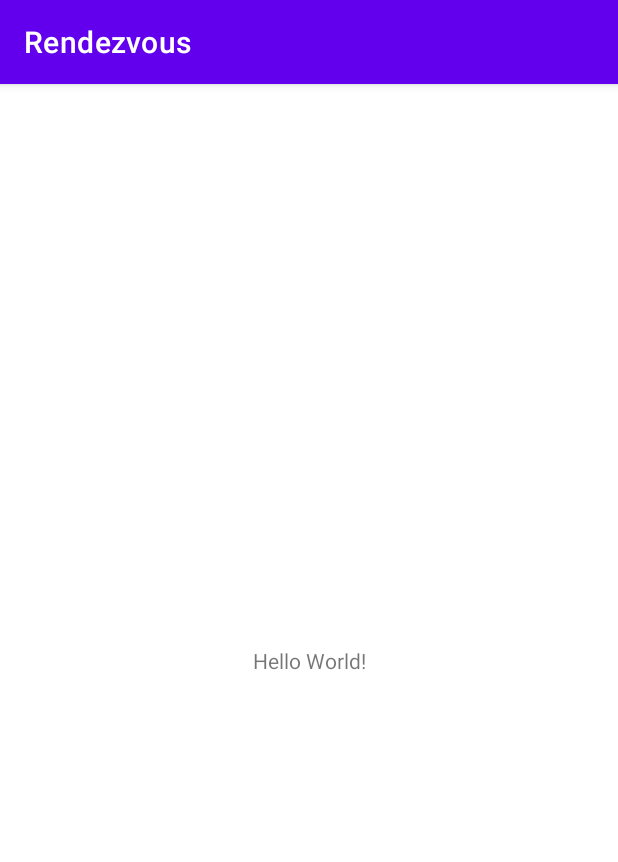
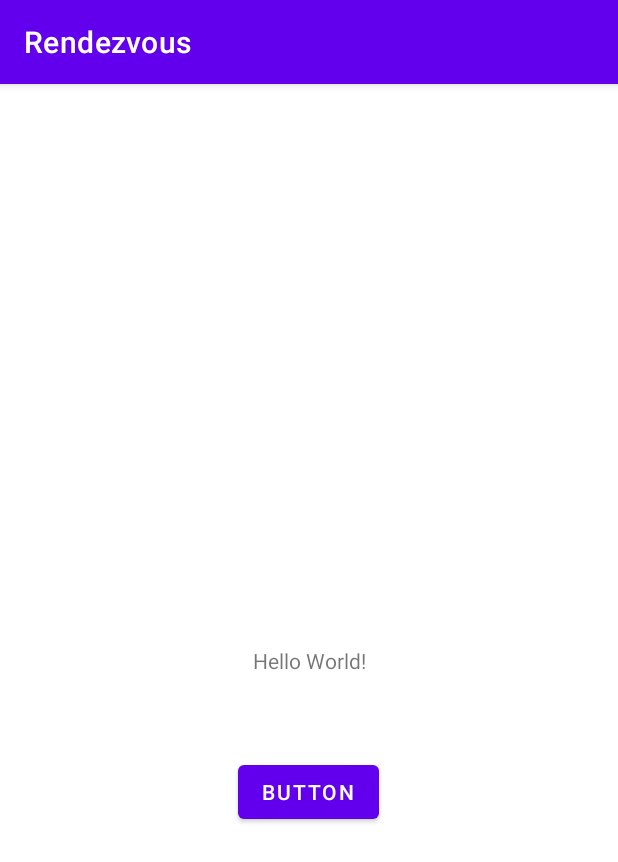
Before and after one commit to LeonAlvarezz/Rendezvous, an Android app: the screen it shows after launch (MainActivity), on a phone screen of 412 x 824 dp. Shown: the top 862 px of the screen. Run offline under Robolectric (Android 15) with nearby library versions, the phone set to English and light mode, and no system bars.

Commit message:
testing 2

```diff
--- a/app/src/main/res/layout/activity_main.xml
+++ b/app/src/main/res/layout/activity_main.xml
@@ -15,4 +15,15 @@
         app:layout_constraintStart_toStartOf="parent"
         app:layout_constraintTop_toTopOf="parent" />
 
+    <Button
+        android:id="@+id/button"
+        android:layout_width="wrap_content"
+        android:layout_height="wrap_content"
+        android:layout_marginBottom="272dp"
+        android:text="Button"
+        app:layout_constraintBottom_toBottomOf="parent"
+        app:layout_constraintEnd_toEndOf="parent"
+        app:layout_constraintHorizontal_bias="0.498"
+        app:layout_constraintStart_toStartOf="parent" />
+
 </androidx.constraintlayout.widget.ConstraintLayout>
```
